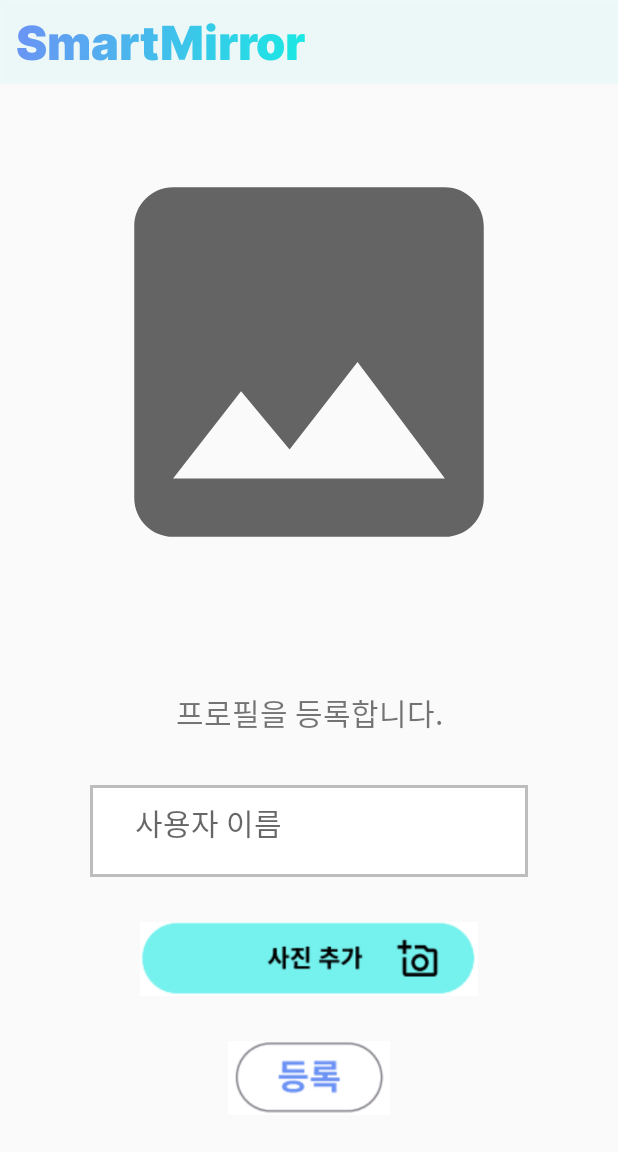
After one commit to LeeJinGue/Magic_Mirror, an Android app: the ProfileSettingActivity screen opened directly, with no data from a screen before it, on a phone screen of 412 x 824 dp. The commit adds this screen. Shown: the top 1152 px of the screen. Run offline under Robolectric (Android 15) with nearby library versions, the phone set to English and light mode, and no system bars.

Commit message:
프로필 편집기능 + 등록화면 구성

```diff
--- a/SmartMirror/app/src/main/AndroidManifest.xml
+++ b/SmartMirror/app/src/main/AndroidManifest.xml
@@ -11,6 +11,9 @@
         android:theme="@style/Theme.AppCompat.Light.NoActionBar">
         <activity
             android:name=".activities.ProfileSelectActivity"
+            android:exported="false" />
+        <activity
+            android:name=".activities.ProfileSettingActivity"
             android:exported="false" />
         <activity
             android:name=".activities.MainScreenActivity"
--- /dev/null
+++ b/SmartMirror/app/src/main/java/com/cookandroid/smartmirror/activities/ProfileSettingActivity.java
@@ -0,0 +1,35 @@
+package com.cookandroid.smartmirror.activities;
+
+import android.os.Bundle;
+import android.util.TypedValue;
+import android.view.View;
+import android.widget.GridLayout;
+import android.widget.ImageView;
+import android.widget.LinearLayout;
+import android.widget.TextView;
+
+import androidx.appcompat.app.ActionBar;
+import androidx.appcompat.app.AppCompatActivity;
+import androidx.appcompat.widget.Toolbar;
+
+import com.cookandroid.smartmirror.Methods;
+import com.cookandroid.smartmirror.R;
+
+public class ProfileSettingActivity extends AppCompatActivity {
+    @Override
+    protected void onCreate(Bundle savedInstanceState) {
+        super.onCreate(savedInstanceState);
+        setContentView(R.layout.activity_profile_setting);
+
+        // Add Coustom AppBar & Set Title Color Gradient
+        Toolbar toolbar = (Toolbar) findViewById(R.id.toolbar);
+        TextView tvTitle = toolbar.findViewById(R.id.toolbarTv);
+        Methods methods = new Methods();
+        methods.setGradient(getColor(R.color.titleStart), getColor(R.color.titleEnd), tvTitle);
+        setSupportActionBar(toolbar);
+        ActionBar ab = getSupportActionBar();
+        ab.setDisplayShowTitleEnabled(false);
+        ab.setDisplayHomeAsUpEnabled(false);
+
+    }
+}
--- /dev/null
+++ b/SmartMirror/app/src/main/res/drawable/ic_baseline_offline_pin_24.xml
@@ -0,0 +1,5 @@
+<vector android:height="24dp" android:tint="#5A5757"
+    android:viewportHeight="24" android:viewportWidth="24"
+    android:width="24dp" xmlns:android="http://schemas.android.com/apk/res/android">
+    <path android:fillColor="@android:color/white" android:pathData="M12,2C6.5,2 2,6.5 2,12s4.5,10 10,10s10,-4.5 10,-10S17.5,2 12,2zM17,18H7v-2h10V18zM10.3,14L7,10.7l1.4,-1.4l1.9,1.9l5.3,-5.3L17,7.3L10.3,14z"/>
+</vector>
--- a/SmartMirror/app/src/main/res/layout/activity_profile_select.xml
+++ b/SmartMirror/app/src/main/res/layout/activity_profile_select.xml
@@ -86,13 +86,13 @@
             <ImageView
                 android:layout_width="100dp"
                 android:layout_height="100dp"
-                android:id="@+id/profileImg4"
+                android:id="@+id/profileAdd"
                 android:src="@drawable/ic_baseline_add_photo_alternate_24"></ImageView>
             <TextView
                 android:layout_width="match_parent"
                 android:layout_height="wrap_content"
-                android:id="@+id/profileAdd"
                 android:textAlignment="center"
+                android:id="@+id/profileAddText"
                 android:text="추가하기"></TextView>
 
         </LinearLayout>
--- /dev/null
+++ b/SmartMirror/app/src/main/res/layout/activity_profile_setting.xml
@@ -0,0 +1,85 @@
+<?xml version="1.0" encoding="utf-8"?>
+<LinearLayout xmlns:android="http://schemas.android.com/apk/res/android"
+    xmlns:app="http://schemas.android.com/apk/res-auto"
+    xmlns:tools="http://schemas.android.com/tools"
+    android:layout_width="match_parent"
+    android:layout_height="match_parent"
+    android:orientation="vertical"
+    android:weightSum="5"
+    tools:context=".activities.ProfileSettingActivity">
+
+    <include layout="@layout/custom_appbar"></include>
+
+
+    <LinearLayout
+        android:layout_width="match_parent"
+        android:layout_height="0dp"
+        android:layout_weight="3"
+        android:gravity="center"
+        android:orientation="vertical"
+        android:paddingStart="30dp"
+        android:paddingLeft="30dp"
+        android:paddingTop="30dp"
+        android:paddingEnd="30dp"
+        android:paddingRight="30dp"
+        android:paddingBottom="30dp">
+
+        <ImageView
+            android:id="@+id/profileImg1"
+            android:layout_width="match_parent"
+            android:layout_height="match_parent"
+            android:src="@drawable/ic_baseline_image_24"></ImageView>
+
+    </LinearLayout>
+
+    <TextView
+        android:layout_width="match_parent"
+        android:layout_height="0dp"
+        android:layout_gravity="center_horizontal"
+        android:layout_marginStart="30dp"
+        android:layout_marginTop="30dp"
+        android:layout_marginEnd="30dp"
+        android:layout_weight="0.3"
+        android:gravity="center"
+        android:text="프로필을 등록합니다."
+        android:textSize="20sp"></TextView>
+
+    <com.cookandroid.smartmirror.custom.customEditText
+        android:id="@+id/editSerial2"
+        android:layout_width="match_parent"
+        android:layout_height="0dp"
+        android:layout_marginStart="60dp"
+        android:layout_marginTop="30dp"
+        android:layout_marginEnd="60dp"
+        android:layout_weight="0.5"
+        android:background="@drawable/rectangle"
+        android:gravity="start"
+        android:hint="사용자 이름"
+        android:paddingHorizontal="10dp"
+        android:paddingStart="30dp"
+        android:paddingTop="10dp"
+        android:textAppearance="@style/hintStyle"
+        android:textSize="9pt"></com.cookandroid.smartmirror.custom.customEditText>
+
+    <ImageView
+        android:id="@+id/pictureAdd"
+        android:layout_width="match_parent"
+        android:layout_height="0dp"
+        android:layout_marginStart="90dp"
+        android:layout_marginTop="30dp"
+        android:layout_marginEnd="90dp"
+        android:layout_weight="0.4"
+        app:srcCompat="@drawable/ic_pictureadd" />
+
+    <ImageView
+        android:id="@+id/profileEnroll"
+        android:layout_width="match_parent"
+        android:layout_height="0dp"
+        android:layout_marginStart="120dp"
+        android:layout_marginTop="30dp"
+        android:layout_marginEnd="120dp"
+        android:layout_marginBottom="30dp"
+        android:layout_weight="0.4"
+        app:srcCompat="@drawable/ic_enroll" />
+
+</LinearLayout>
```
Also changed, not shown: SmartMirror/app/src/main/java/com/cookandroid/smartmirror/activities/ProfileSelectActivity.java (+61 -4 lines), SmartMirror/app/src/main/java/com/cookandroid/smartmirror/navigationFragment/MessageSendFragment.java (+5 -2 lines), SmartMirror/app/src/main/res/drawable/ic_enroll.png (added), SmartMirror/app/src/main/res/drawable/ic_pictureadd.png (added), 180 other files.
